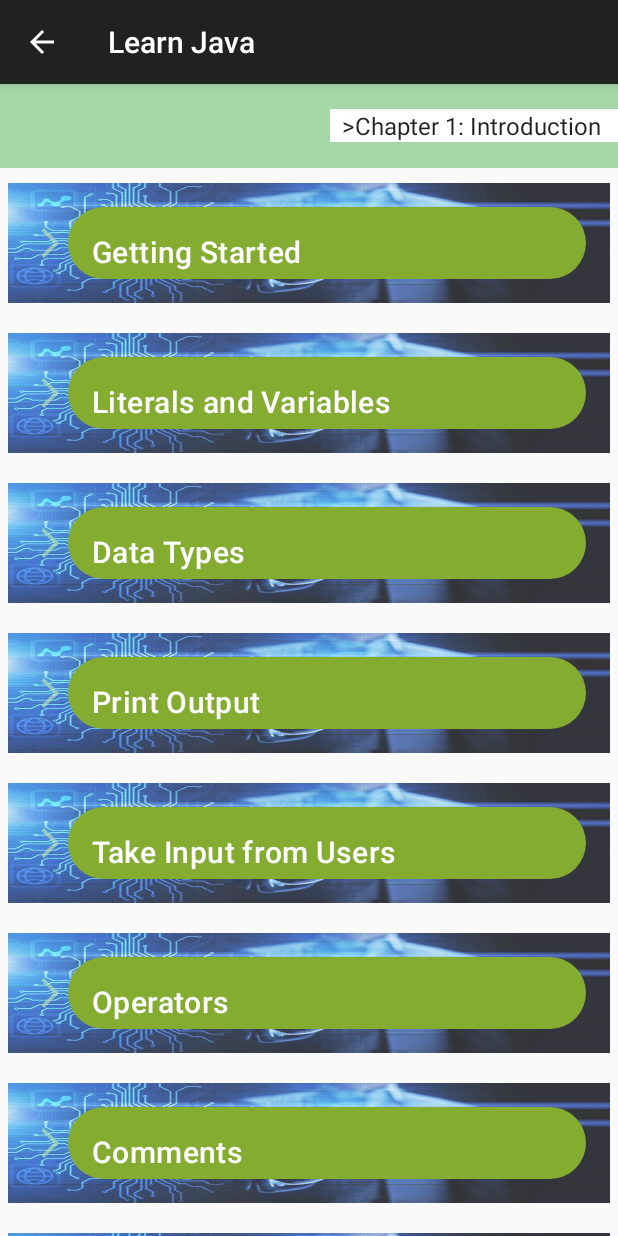
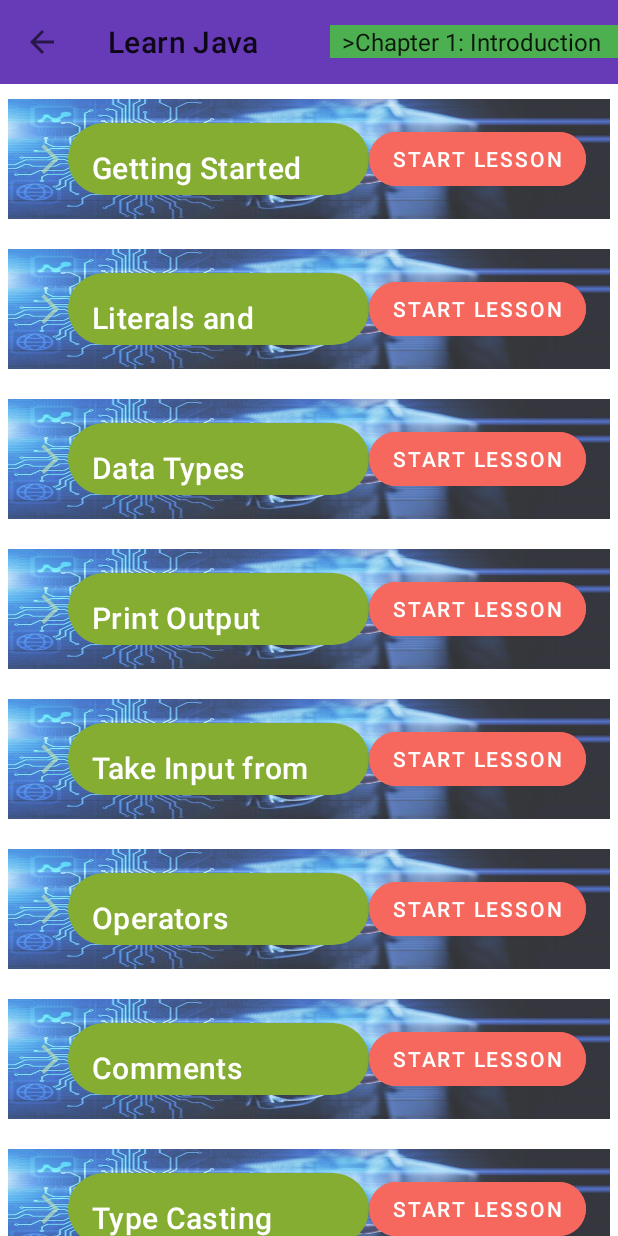
Before and after one commit to mh21adq/NextGen_Coders, an Android app: the LearnJavaActivity screen opened directly, with no data from a screen before it, on a phone screen of 412 x 824 dp. Run offline under Robolectric (Android 15) with nearby library versions, the phone set to English and light mode, and no system bars.

Commit message:
well designed

```diff
--- a/app/src/main/AndroidManifest.xml
+++ b/app/src/main/AndroidManifest.xml
@@ -24,7 +24,7 @@
             android:exported="false"
             android:label="@string/title_activity_learn_java"
             android:parentActivityName=".NavigationActivity"
-            android:theme="@style/Theme.AppCompat.Light.DarkActionBar">
+            >
             <meta-data
                 android:name="android.support.PARENT_ACTIVITY"
                 android:value=".NavigationActivity" />
--- a/app/src/main/java/com/example/next/LearnJavaActivity.java
+++ b/app/src/main/java/com/example/next/LearnJavaActivity.java
@@ -6,6 +6,8 @@ import android.view.View;
 import android.widget.AdapterView;
 import android.widget.ArrayAdapter;
 import android.widget.Spinner;
+import android.widget.Toast;
+
 import androidx.appcompat.widget.Toolbar;
 import androidx.appcompat.app.ActionBar;
 import androidx.appcompat.app.AppCompatActivity;
@@ -14,8 +16,7 @@ import androidx.recyclerview.widget.RecyclerView;
 import java.util.ArrayList;
 import java.util.List;
 
-
-public class LearnJavaActivity extends AppCompatActivity {
+public class LearnJavaActivity extends AppCompatActivity implements LearningInterface {
     private Spinner chaptersSpinner;
     private RecyclerView lessonsRecyclerView;
     private LessonAdapter lessonAdapter;
@@ -25,18 +26,15 @@ public class LearnJavaActivity extends AppCompatActivity {
     protected void onCreate(Bundle savedInstanceState) {
         super.onCreate(savedInstanceState);
         setContentView(R.layout.activity_learn_java);
+        Toolbar toolbar = findViewById(R.id.toolbar);
+        setSupportActionBar(toolbar);
 
-        // Setup toolbar
-     /*   Toolbar toolbar = findViewById(R.id.toolbar);
-        setSupportActionBar(toolbar);
         ActionBar actionBar = getSupportActionBar();
         if (actionBar != null) {
             actionBar.setDisplayHomeAsUpEnabled(true);
             actionBar.setDisplayShowHomeEnabled(true);
         }
-*/
 
-        // Initialize spinner and recycler view
         chaptersSpinner = findViewById(R.id.chaptersSpinner);
         lessonsRecyclerView = findViewById(R.id.lessonsRecyclerView);
 
@@ -44,6 +42,12 @@ public class LearnJavaActivity extends AppCompatActivity {
         setupLessonsRecyclerView();
     }
 
+    private void setupLessonsRecyclerView() {
+        lessonsList = new ArrayList<>();
+        lessonAdapter = new LessonAdapter(this, lessonsList, this); // Pass 'this' as the LearningInterface
+        lessonsRecyclerView.setLayoutManager(new LinearLayoutManager(this));
+        lessonsRecyclerView.setAdapter(lessonAdapter);
+    }
     private void setupChaptersSpinner() {
         ArrayAdapter<CharSequence> chapterAdapter = ArrayAdapter.createFromResource(this,
                 R.array.chapters_array, android.R.layout.simple_spinner_item);
@@ -62,12 +66,7 @@ public class LearnJavaActivity extends AppCompatActivity {
         });
     }
 
-    private void setupLessonsRecyclerView() {
-        lessonsList = new ArrayList<>();
-        lessonAdapter = new LessonAdapter(this, lessonsList);
-        lessonsRecyclerView.setLayoutManager(new LinearLayoutManager(this));
-        lessonsRecyclerView.setAdapter(lessonAdapter);
-    }
+
 
     private void updateLessonsForChapter(int chapterIndex) {
         int lessonArrayId = getResources().getIdentifier("chapter_" + (chapterIndex + 1) + "_lessons",
@@ -89,4 +88,8 @@ public class LearnJavaActivity extends AppCompatActivity {
         }
         return super.onOptionsItemSelected(item);
     }
+    @Override
+    public void onLessonButtonClicked(Lesson lesson) {
+        Toast.makeText(this, "Lesson " + lesson.getTitle() + " clicked!", Toast.LENGTH_SHORT).show();
+    }
 }
--- /dev/null
+++ b/app/src/main/java/com/example/next/LearningInterface.java
@@ -0,0 +1,5 @@
+package com.example.next;
+
+public interface LearningInterface {
+    void onLessonButtonClicked(Lesson lesson);
+}
--- a/app/src/main/java/com/example/next/Lesson.java
+++ b/app/src/main/java/com/example/next/Lesson.java
@@ -2,7 +2,7 @@ package com.example.next;
 
 public class Lesson {
     private String title;
-    private boolean isCompleted; // To track if the lesson is completed
+    private boolean isCompleted;
 
     public Lesson(String title, boolean isCompleted) {
         this.title = title;
@@ -16,6 +16,4 @@ public class Lesson {
     public boolean isCompleted() {
         return isCompleted;
     }
-
-    // Add setters if needed
 }
--- a/app/src/main/java/com/example/next/LessonAdapter.java
+++ b/app/src/main/java/com/example/next/LessonAdapter.java
@@ -6,19 +6,18 @@ import android.view.View;
 import android.view.ViewGroup;
 import android.widget.Button;
 import android.widget.TextView;
-
 import androidx.recyclerview.widget.RecyclerView;
-
 import java.util.List;
 
 public class LessonAdapter extends RecyclerView.Adapter<LessonAdapter.LessonViewHolder> {
     private final List<Lesson> lessons;
     private final LayoutInflater inflater;
-    private int selectedPosition = -1; // For tracking the selected lesson
+    private final LearningInterface learningInterface;
 
-    public LessonAdapter(Context context, List<Lesson> lessons) {
+    public LessonAdapter(Context context, List<Lesson> lessons, LearningInterface learningInterface) {
         this.inflater = LayoutInflater.from(context);
         this.lessons = lessons;
+        this.learningInterface = learningInterface;
     }
 
     @Override
@@ -31,14 +30,7 @@ public class LessonAdapter extends RecyclerView.Adapter<LessonAdapter.LessonView
     public void onBindViewHolder(LessonViewHolder holder, int position) {
         Lesson lesson = lessons.get(position);
         holder.lessonTitle.setText(lesson.getTitle());
-        // Set the visibility of the start button based on selection
-        holder.startLessonButton.setVisibility(selectedPosition == position ? View.VISIBLE : View.GONE);
-
-        // Set click listener if needed, for example:
-        holder.itemView.setOnClickListener(view -> {
-            selectedPosition = holder.getAdapterPosition();
-            notifyDataSetChanged(); // Refresh the list to apply the visibility change
-        });
+        holder.startLessonButton.setOnClickListener(v -> learningInterface.onLessonButtonClicked(lesson));
     }
 
     @Override
--- /dev/null
+++ b/app/src/main/res/layout/action_bar_spinner.xml
@@ -0,0 +1,6 @@
+<?xml version="1.0" encoding="utf-8"?>
+<Spinner xmlns:android="http://schemas.android.com/apk/res/android"
+    android:id="@+id/chaptersSpinner"
+    android:layout_width="wrap_content"
+    android:layout_height="wrap_content"
+    android:entries="@array/chapters_array" />
--- a/app/src/main/res/layout/activity_learn_java.xml
+++ b/app/src/main/res/layout/activity_learn_java.xml
@@ -10,7 +10,7 @@
         android:id="@+id/toolbar"
         android:layout_width="match_parent"
         android:layout_height="?attr/actionBarSize"
-        android:background="@color/green_200"
+        android:background="@color/primaryVariant"
         app:popupTheme="@style/ThemeOverlay.AppCompat.Light">
 
         <!-- Custom layout for the Spinner within the Toolbar -->
@@ -19,7 +19,7 @@
             android:layout_width="wrap_content"
             android:layout_height="wrap_content"
             android:layout_gravity="end"
-            android:background="@color/white"
+            android:background="@color/green_500"
             android:entries="@array/chapters_array" />
 
     </androidx.appcompat.widget.Toolbar>
@@ -36,7 +36,9 @@
             android:layout_width="match_parent"
             android:layout_height="wrap_content"
             android:clipToPadding="false"
-            android:scrollbars="vertical" />
+            android:textAlignment="center"
+            style="@style/AppTheme.DayNight"
+            android:scrollbars="horizontal" />
 
     </androidx.core.widget.NestedScrollView>
 
--- a/app/src/main/res/values/themes.xml
+++ b/app/src/main/res/values/themes.xml
@@ -26,4 +26,8 @@
     <style name="AppTheme.DayNight" parent="Theme.MaterialComponents.DayNight.NoActionBar">
         <!-- Customize your day/night theme here -->
     </style>
+    <style name="AppTheme.DayNight1" parent="Theme.AppCompat.Light.DarkActionBar">
+        <!-- Customize your theme here. -->
+    </style>
+
 </resources>
```
